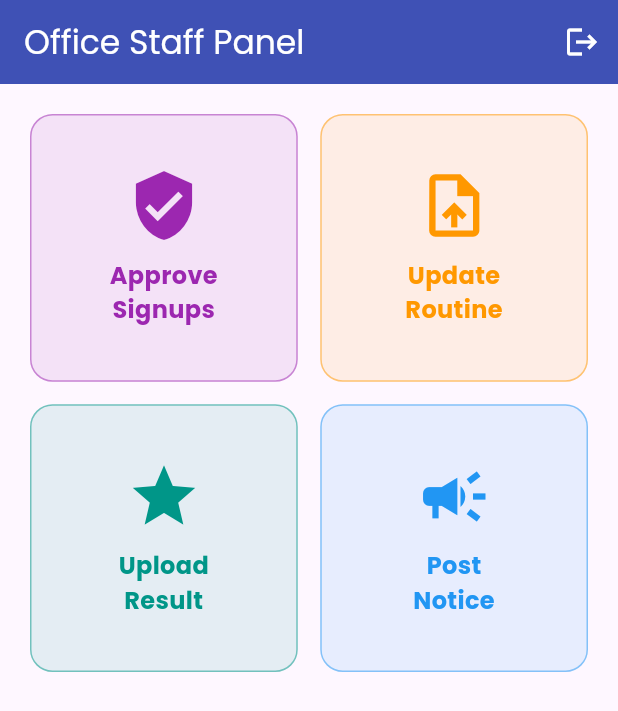
After one commit to SH-Jisan/GSTU_CSE_Connect, a Flutter app: the StaffDashboard screen opened directly, on a phone screen of 412 x 824 dp. The commit adds this screen. Shown: the top 711 px of the screen. Run offline on Flutter 3.47's test engine with Material 3 defaults, Android fonts, the phone set to English and light mode, and no system bars; our stand-ins replace get, google_fonts, shared_preferences; accounts and stored records are empty; network calls fail.

Commit message:
staff management initialization, staff can approved student and teacher requests

```diff
--- a/mobile_app/lib/core/constants/api_constants.dart
+++ b/mobile_app/lib/core/constants/api_constants.dart
@@ -12,5 +12,9 @@ class ApiConstants {
   static const String resultEndpoint = "$baseUrl/results";
   static const String teacherEndpoint = "$baseUrl/teachers";
   static const String cancelClassEndpoint = "$baseUrl/routines/cancel";
+  static const String pendingUsersEndpoint = "$baseUrl/staff/pending";
+  static const String approveUserEndpoint = "$baseUrl/staff/approve";
+  static const String rejectUserEndpoint = "$baseUrl/staff/reject";
+
 
 }
--- /dev/null
+++ b/mobile_app/lib/modules/staff/staff_dashboard.dart
@@ -0,0 +1,85 @@
+import 'package:flutter/material.dart';
+import 'package:get/get.dart';
+import 'package:shared_preferences/shared_preferences.dart';
+import '../auth/login_screen.dart';
+import 'pending_requests_screen.dart';
+
+class StaffDashboard extends StatelessWidget {
+  const StaffDashboard({super.key});
+
+  @override
+  Widget build(BuildContext context) {
+    return Scaffold(
+      appBar: AppBar(
+        title: const Text("Office Staff Panel"),
+        backgroundColor: Colors.indigo,
+        foregroundColor: Colors.white,
+        actions: [
+          IconButton(
+            icon: const Icon(Icons.logout),
+            onPressed: () async {
+              final prefs = await SharedPreferences.getInstance();
+              await prefs.clear();
+              Get.offAll(() => LoginScreen());
+            },
+          )
+        ],
+      ),
+      body: Padding(
+        padding: const EdgeInsets.all(20.0),
+        child: GridView.count(
+          crossAxisCount: 2, // ২ কলাম
+          crossAxisSpacing: 15,
+          mainAxisSpacing: 15,
+          children: [
+            _buildMenuCard(
+              icon: Icons.verified_user,
+              title: "Approve\nSignups",
+              color: Colors.purple,
+              onTap: () => Get.to(() => PendingRequestsScreen()),
+            ),
+            _buildMenuCard(
+              icon: Icons.upload_file,
+              title: "Update\nRoutine",
+              color: Colors.orange,
+              onTap: () => Get.snackbar("Upcoming", "Routine update coming next!"),
+            ),
+            _buildMenuCard(
+              icon: Icons.grade,
+              title: "Upload\nResult",
+              color: Colors.teal,
+              onTap: () => Get.snackbar("Upcoming", "Result upload coming next!"),
+            ),
+            _buildMenuCard(
+              icon: Icons.campaign,
+              title: "Post\nNotice",
+              color: Colors.blue,
+              onTap: () => Get.snackbar("Upcoming", "Notice post coming next!"),
+            ),
+          ],
+        ),
+      ),
+    );
+  }
+
+  Widget _buildMenuCard({required IconData icon, required String title, required Color color, required VoidCallback onTap}) {
+    return GestureDetector(
+      onTap: onTap,
+      child: Container(
+        decoration: BoxDecoration(
+          color: color.withOpacity(0.1),
+          borderRadius: BorderRadius.circular(15),
+          border: Border.all(color: color.withOpacity(0.5)),
+        ),
+        child: Column(
+          mainAxisAlignment: MainAxisAlignment.center,
+          children: [
+            Icon(icon, size: 50, color: color),
+            const SizedBox(height: 10),
+            Text(title, textAlign: TextAlign.center, style: TextStyle(fontSize: 16, fontWeight: FontWeight.bold, color: color)),
+          ],
+        ),
+      ),
+    );
+  }
+}
```
Also changed, not shown: mobile_app/lib/modules/auth/auth_controller.dart (+10 -3 lines), mobile_app/lib/modules/staff/pending_requests_screen.dart (added, +54 -0 lines), mobile_app/lib/modules/staff/staff_controller.dart (added, +41 -0 lines), mobile_app/assets/app_icon.png, 4 other files.
